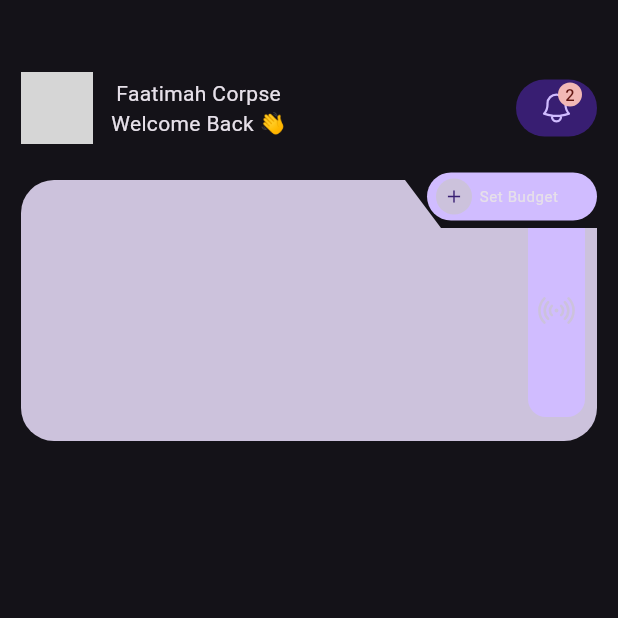
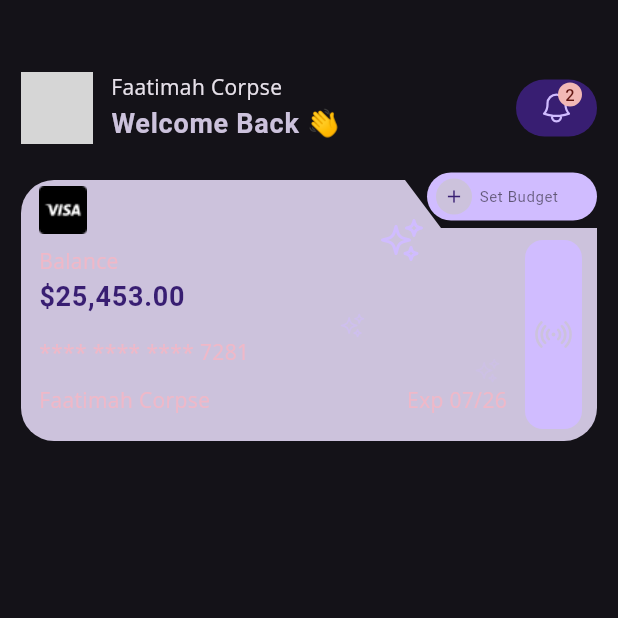
Before and after one commit to fz3hra/vaultify, a Flutter app: the screen it shows after launch, on a phone screen of 412 x 824 dp, the top half of it. Run offline on Flutter 3.47's test engine with Material 2 defaults, Android fonts, the phone set to English and light mode, and no system bars; our stand-ins replace go_router, google_fonts, heroicons, hydrated_bloc; missing offline and left inert: flex_seed_scheme; generated files the repository leaves out were written again; network calls fail; grey boxes are pictures that could not be loaded.

Commit message:
chore: integrated card design

```diff
--- a/vaultify/lib/app/app.dart
+++ b/vaultify/lib/app/app.dart
@@ -1,6 +1,6 @@
-import 'package:flex_seed_scheme/flex_seed_scheme.dart';
 import 'package:flutter/material.dart';
 import 'package:vaultify/app/router/router.dart';
+import 'package:vaultify/app/utils/vaultify_theme.dart';
 import 'package:vaultify/l10n/l10n.dart';
 
 class Vaultify extends StatelessWidget {
@@ -12,19 +12,7 @@
       debugShowCheckedModeBanner: false,
       routerConfig: router,
       // showPerformanceOverlay: true,
-      theme: ThemeData(
-        useMaterial3: true,
-        brightness: Brightness.dark,
-        colorScheme: SeedColorScheme.fromSeeds(
-          brightness: Brightness.dark,
-          primary: const Color(0xFFC4E860),
-          primaryKey: const Color(0xFFC4E860),
-          secondary: const Color(0xFF1B2121),
-          tertiary: const Color(0xFFEEFCE3),
-          background: const Color(0xFFEEFCE3),
-          tones: FlexTones.vivid(Brightness.light),
-        ),
-      ),
+      theme: theme,
       localizationsDelegates: AppLocalizations.localizationsDelegates,
       supportedLocales: AppLocalizations.supportedLocales,
     );
--- /dev/null
+++ b/vaultify/lib/app/extensions/textx.dart
@@ -0,0 +1,22 @@
+import 'package:flutter/widgets.dart';
+
+extension TextX on Text {
+  Text get bold => Text(
+        data!,
+        style: style?.copyWith(fontWeight: FontWeight.bold),
+      );
+
+  Text get italic => Text(
+        data!,
+        style: style?.copyWith(fontStyle: FontStyle.italic),
+      );
+  Text get underline => Text(
+        data!,
+        style: style?.copyWith(decoration: TextDecoration.underline),
+      );
+
+  Text get strikeThrough => Text(
+        data!,
+        style: style?.copyWith(decoration: TextDecoration.lineThrough),
+      );
+}
--- /dev/null
+++ b/vaultify/lib/app/utils/vaultify_theme.dart
@@ -0,0 +1,20 @@
+import 'package:flex_seed_scheme/flex_seed_scheme.dart';
+import 'package:flutter/material.dart';
+import 'package:google_fonts/google_fonts.dart';
+
+final theme = ThemeData(
+  useMaterial3: true,
+  brightness: Brightness.dark,
+  textTheme: GoogleFonts.adventProTextTheme().copyWith(
+    bodyMedium: GoogleFonts.openSans(),
+  ),
+  colorScheme: SeedColorScheme.fromSeeds(
+    brightness: Brightness.dark,
+    primary: const Color(0xFFC4E860),
+    primaryKey: const Color(0xFFC4E860),
+    secondary: const Color(0xFF1B2121),
+    tertiary: const Color(0xFFEEFCE3),
+    background: const Color(0xFFEEFCE3),
+    tones: FlexTones.vivid(Brightness.light),
+  ),
+);
--- a/vaultify/lib/bootstrap.dart
+++ b/vaultify/lib/bootstrap.dart
@@ -1,8 +1,9 @@
 import 'dart:async';
 import 'dart:developer';
 
-import 'package:bloc/bloc.dart';
 import 'package:flutter/widgets.dart';
+import 'package:hydrated_bloc/hydrated_bloc.dart';
+import 'package:path_provider/path_provider.dart';
 
 class AppBlocObserver extends BlocObserver {
   const AppBlocObserver();
@@ -21,11 +22,16 @@
 }
 
 Future<void> bootstrap(FutureOr<Widget> Function() builder) async {
+  WidgetsFlutterBinding.ensureInitialized();
   FlutterError.onError = (details) {
     log(details.exceptionAsString(), stackTrace: details.stack);
   };
 
   Bloc.observer = const AppBlocObserver();
+  final storage = await HydratedStorage.build(
+    storageDirectory: await getApplicationDocumentsDirectory(),
+  );
+  HydratedBloc.storage = storage;
 
   // Add cross-flavor configuration here
 
--- a/vaultify/lib/features/home/presentation/pages/vaultify_home.dart
+++ b/vaultify/lib/features/home/presentation/pages/vaultify_home.dart
@@ -1,8 +1,11 @@
 import 'package:flutter/material.dart';
 import 'package:heroicons/heroicons.dart';
+import 'package:intl/intl.dart';
 import 'package:vaultify/app/extensions/context.dart';
 import 'package:vaultify/app/extensions/spacing.dart';
+import 'package:vaultify/app/extensions/textx.dart';
 import 'package:vaultify/features/home/presentation/widgets/page_padding.dart';
+import 'package:vaultify/src/generated/assets.dart';
 
 class VaultifyHome extends StatelessWidget {
   const VaultifyHome({super.key});
@@ -46,28 +49,87 @@
               color: context.colorScheme.secondary,
               borderRadius: BorderRadius.circular(22),
             ),
-            child: Row(
-              children: [
-                const Spacer(),
-                Padding(
-                  padding: const EdgeInsets.symmetric(vertical: 12),
-                  child: Container(
-                    width: 38,
-                    height: 174 - 32,
-                    decoration: BoxDecoration(
-                      color: context.colorScheme.primary,
-                      borderRadius: BorderRadius.circular(12),
+            child: Padding(
+              padding: const EdgeInsets.symmetric(horizontal: 12, vertical: 4),
+              child: Column(
+                crossAxisAlignment: CrossAxisAlignment.start,
+                children: [
+                  Image.asset(Assets.assetsImagesVisa),
+                  8.vGap,
+                  Text(
+                    'Balance',
+                    style: context.textTheme.bodyMedium!
+                        .copyWith(color: context.colorScheme.tertiary),
+                  ),
+                  Text(
+                    NumberFormat.currency(
+                      locale: 'en_US',
+                      symbol: r'$',
+                      decimalDigits: 2,
+                    ).format(25453.0),
+                    style: context.textTheme.bodyLarge!.copyWith(
+                      color: context.colorScheme.onPrimary,
+                      fontSize: 18,
                     ),
-                    child: HeroIcon(
-                      HeroIcons.signal,
-                      size: 28,
-                      color: context.colorScheme.secondary,
-                    ),
+                  ).bold,
+                  14.vGap,
+                  Text(
+                    '**** **** **** 7281',
+                    style: context.textTheme.bodyMedium!
+                        .copyWith(color: context.colorScheme.tertiary),
                   ),
-                ),
-                8.hGap,
-              ],
+                  12.vGap,
+                  Row(
+                    children: [
+                      Text(
+                        'Faatimah Corpse',
+                        style: context.textTheme.bodyMedium!
+                            .copyWith(color: context.colorScheme.tertiary),
+                      ),
+                      const Spacer(),
+                      Text(
+                        'Exp 07/26',
+                        style: context.textTheme.bodyMedium!
+                            .copyWith(color: context.colorScheme.tertiary),
+                      ),
+                      48.hGap,
+                    ],
+                  ),
+                ],
+              ),
             ),
+          ),
+        ),
+        const Positioned(
+          bottom: -4,
+          right: 10,
+          child: _SignalBar(),
+        ),
+        Positioned(
+          top: 24,
+          right: 114,
+          child: HeroIcon(
+            HeroIcons.sparkles,
+            color: context.colorScheme.primary,
+            size: 32,
+          ),
+        ),
+        Positioned(
+          bottom: 68,
+          right: 154,
+          child: HeroIcon(
+            HeroIcons.sparkles,
+            color: context.colorScheme.primary.withOpacity(.5),
+            size: 18,
+          ),
+        ),
+        Positioned(
+          bottom: 38,
+          right: 64,
+          child: HeroIcon(
+            HeroIcons.sparkles,
+            color: context.colorScheme.primary.withOpacity(.25),
+            size: 18,
           ),
         ),
         Positioned(
@@ -118,6 +180,30 @@
   }
 }
 
+class _SignalBar extends StatelessWidget {
+  const _SignalBar();
+
+  @override
+  Widget build(BuildContext context) {
+    return Padding(
+      padding: const EdgeInsets.symmetric(vertical: 12),
+      child: Container(
+        width: 38,
+        height: 174 - 48,
+        decoration: BoxDecoration(
+          color: context.colorScheme.primary,
+          borderRadius: BorderRadius.circular(12),
+        ),
+        child: HeroIcon(
+          HeroIcons.signal,
+          size: 28,
+          color: context.colorScheme.secondary,
+        ),
+      ),
+    );
+  }
+}
+
 class BankCardClipper extends CustomClipper<Path> {
   @override
   Path getClip(Size size) {
@@ -133,7 +219,10 @@
       ..lineTo(pointAsecond.dx, pointAsecond.dy)
       //..arcToPoint(pointAsecondPrime, radius: const Radius.circular(22))
       ..lineTo(pointAsecondPrime.dx, pointAsecondPrime.dy)
-      ..arcToPoint(pointB, radius: const Radius.circular(22))
+      ..arcToPoint(
+        pointB,
+        radius: const Radius.circular(22),
+      )
       ..lineTo(pointC.dx, pointC.dy)
       ..lineTo(pointO.dx, pointO.dy)
       ..close();
@@ -161,10 +250,19 @@
           ),
         ),
         12.hGap,
-        const Column(
+        Column(
+          crossAxisAlignment: CrossAxisAlignment.start,
           children: [
-            Text('Faatimah Corpse'),
-            Text('Welcome Back 👋'),
+            const Text(
+              'Faatimah Corpse',
+            ),
+            Text(
+              'Welcome Back 👋',
+              style: context.textTheme.bodyLarge!.copyWith(
+                color: context.colorScheme.secondary,
+                fontSize: 18,
+              ),
+            ).bold,
           ],
         ),
         const Spacer(),
--- a/vaultify/lib/main_development.dart
+++ b/vaultify/lib/main_development.dart
@@ -2,5 +2,7 @@
 import 'package:vaultify/bootstrap.dart';
 
 void main() {
-  bootstrap(() => const Vaultify());
+  bootstrap(
+    () => const Vaultify(),
+  );
 }
```
Also changed, not shown: vaultify/pubspec.yaml (+8 -0 lines), vaultify/assets/images/visa.png (added), vaultify/lib/src/generated/assets.dart (added), vaultify/pubspec.lock, 3 other files.
